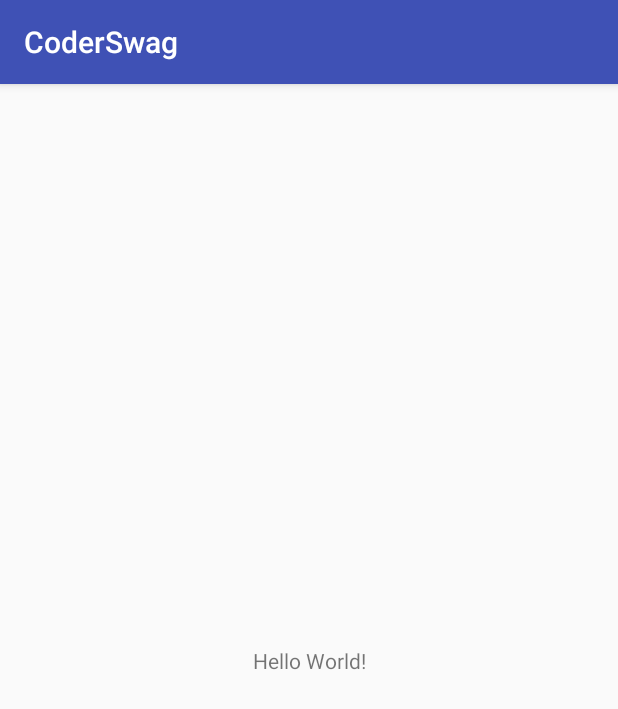
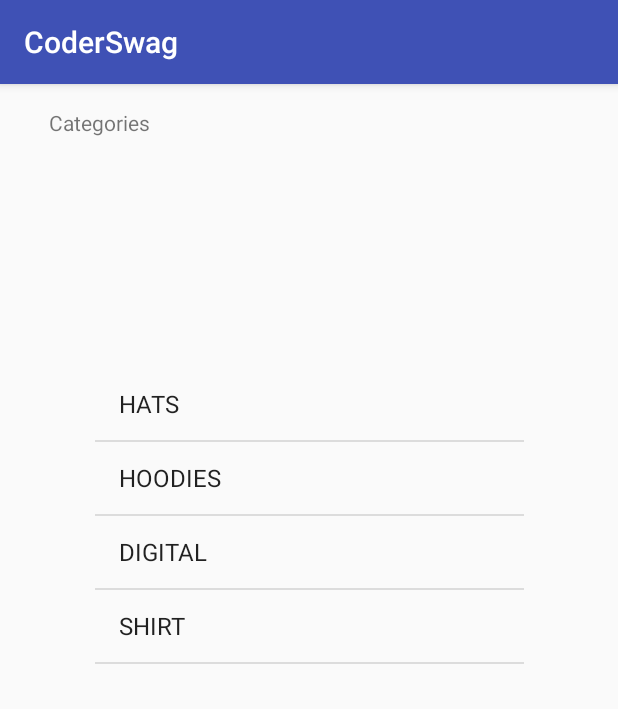
Before and after one commit to myralyngarcia/CoderSwag, an Android app: the screen it shows after launch (MainActivity), on a phone screen of 412 x 824 dp. Shown: the top 709 px of the screen. Run offline under Robolectric (Android 15) with nearby library versions, the phone set to English and light mode, and no system bars.

Commit message:
category_list_item_layout

```diff
--- a/app/src/main/java/com/example/myralyn/coderswag/Controller/MainActivity.kt
+++ b/app/src/main/java/com/example/myralyn/coderswag/Controller/MainActivity.kt
@@ -2,12 +2,22 @@ package com.example.myralyn.coderswag.Controller
 
 import android.support.v7.app.AppCompatActivity
 import android.os.Bundle
+import android.widget.ArrayAdapter
+import com.example.myralyn.coderswag.Model.Category
 import com.example.myralyn.coderswag.R
+import com.example.myralyn.coderswag.Services.DataService
+import kotlinx.android.synthetic.main.activity_main.*
 
 class MainActivity : AppCompatActivity() {
+
+    lateinit var adapter: ArrayAdapter<Category>
 
     override fun onCreate(savedInstanceState: Bundle?) {
         super.onCreate(savedInstanceState)
         setContentView(R.layout.activity_main)
+        //tell ArrayAdapter which context it will use, the format, the datasource
+        adapter = ArrayAdapter(this, android.R.layout.simple_list_item_1,DataService.categories)
+        //tell listview what it needs to listen to
+        categoryListView.adapter = adapter
     }
 }
--- a/app/src/main/java/com/example/myralyn/coderswag/Model/Category.kt
+++ b/app/src/main/java/com/example/myralyn/coderswag/Model/Category.kt
@@ -3,4 +3,8 @@ package com.example.myralyn.coderswag.Model
 /**
  * Created by myralyn on 18/01/18.
  */
-class Category (val title: String, val image: String)
+class Category (val title: String, val image: String){
+    override fun toString(): String {
+        return title
+    }
+}
--- a/app/src/main/res/layout/activity_main.xml
+++ b/app/src/main/res/layout/activity_main.xml
@@ -7,12 +7,27 @@
     tools:context="com.example.myralyn.coderswag.Controller.MainActivity">
 
     <TextView
-        android:layout_width="wrap_content"
-        android:layout_height="wrap_content"
-        android:text="Hello World!"
-        app:layout_constraintBottom_toBottomOf="parent"
+        android:id="@+id/txtView"
+        android:layout_width="100dp"
+        android:layout_height="24dp"
+        android:layout_marginLeft="16dp"
+        android:layout_marginTop="16dp"
+        android:text="Categories"
+        android:textAlignment="center"
         app:layout_constraintLeft_toLeftOf="parent"
-        app:layout_constraintRight_toRightOf="parent"
         app:layout_constraintTop_toTopOf="parent" />
 
+    <ListView
+        android:id="@+id/categoryListView"
+        android:layout_width="286dp"
+        android:layout_height="429dp"
+        android:layout_marginBottom="8dp"
+        android:layout_marginEnd="8dp"
+        android:layout_marginStart="8dp"
+        android:layout_marginTop="8dp"
+        app:layout_constraintBottom_toBottomOf="parent"
+        app:layout_constraintEnd_toEndOf="parent"
+        app:layout_constraintStart_toStartOf="parent"
+        app:layout_constraintTop_toBottomOf="@+id/txtView" />
+
 </android.support.constraint.ConstraintLayout>
```
Also changed, not shown: app/src/main/res/layout/category_list_item.xml (added, +40 -0 lines).
